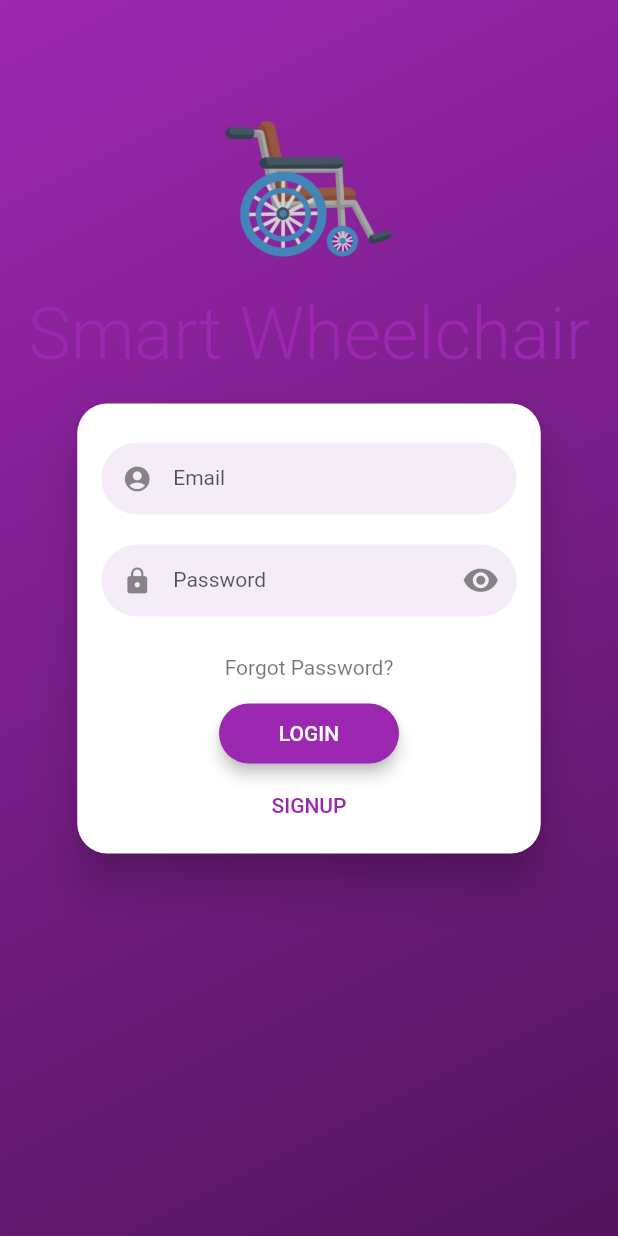
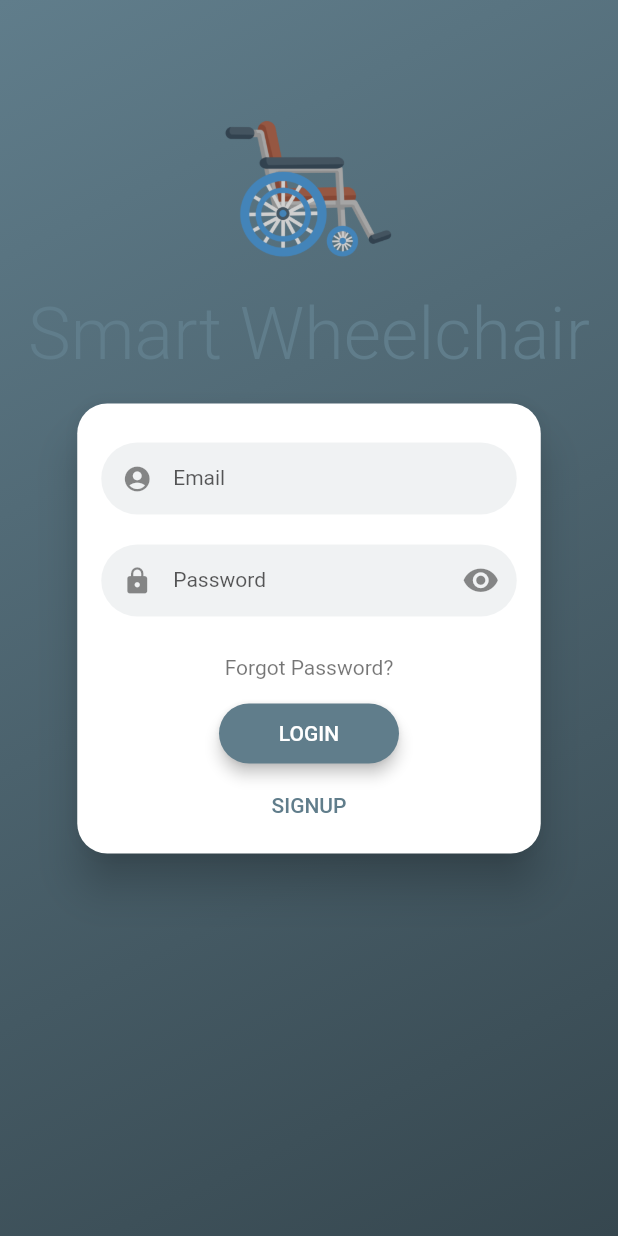
Before and after one commit to HaroldBeyer/smart-wheelchair-mobile, a Flutter app: the screen it shows after launch, on a phone screen of 412 x 824 dp. Run offline on Flutter 3.47's test engine with Material 2 defaults, Android fonts, the phone set to English and light mode, and no system bars; drawn by our look-alikes of flutter_login; our stand-ins replace firebase_auth, firebase_core, firebase_database, flutter_map, latlong, shared_preferences; accounts and stored records are empty.

```diff
--- a/lib/main.dart
+++ b/lib/main.dart
@@ -21,7 +21,7 @@ class MyApp extends StatelessWidget {
           return MaterialApp(
             title: 'Smart Wheelchair',
             theme: ThemeData(
-              primarySwatch: Colors.purple,
+              primarySwatch: Colors.blueGrey,
             ),
             home: LoginScreenPage(),
             debugShowCheckedModeBanner: false,
```
